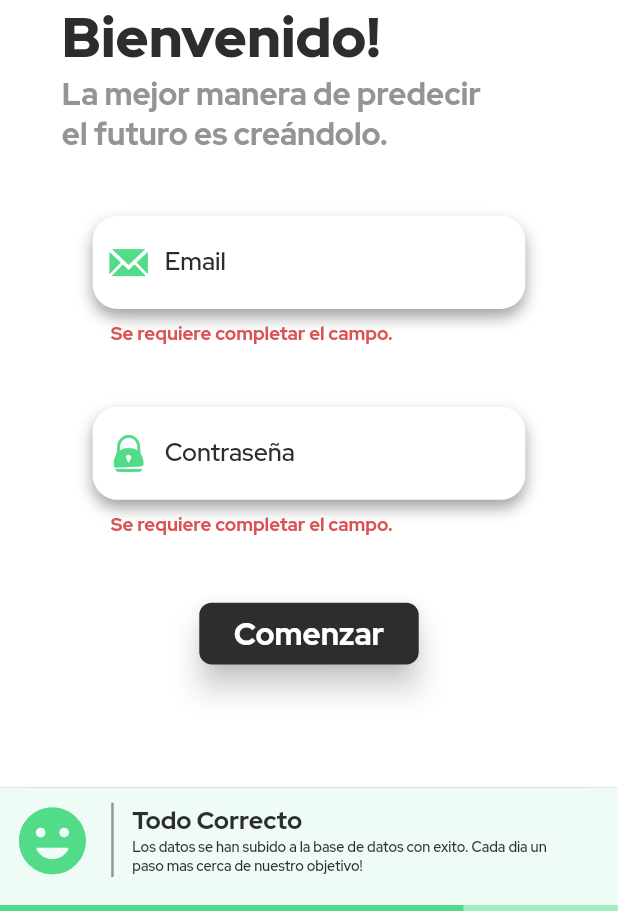
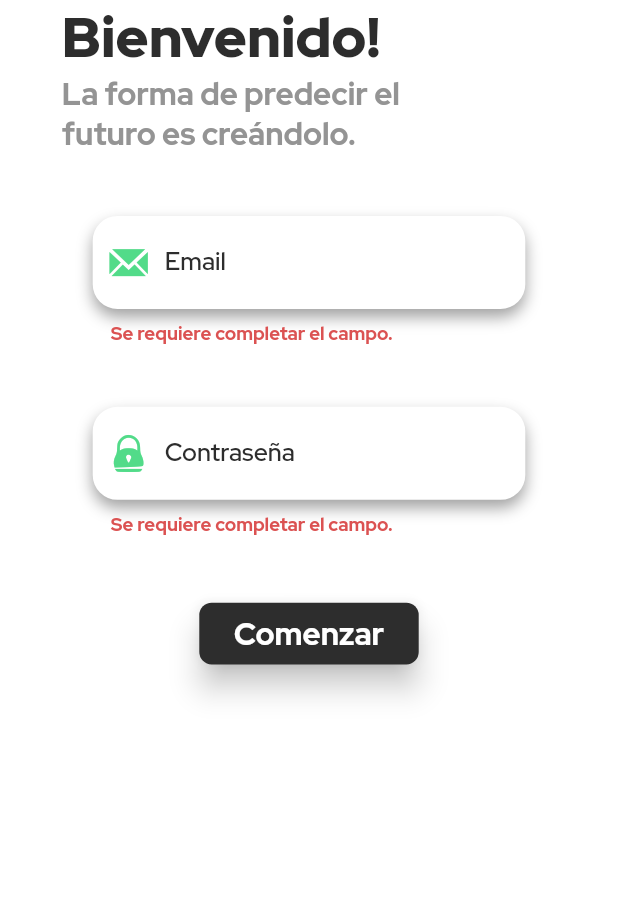
Before and after one commit to VladiPrograma/marvalfit, a Flutter app: the screen it shows after launch, after a tap on "Comenzar", on a phone screen of 412 x 824 dp, the part 325-1236 px from its top. Run offline on Flutter 3.47's test engine with Material 2 defaults, Android fonts, the phone set to English and light mode, and no system bars; our stand-ins replace firebase_auth, firebase_core, sizer; accounts and stored records are empty.

Commit message:
Dialog type and Test Screen

```diff
--- a/lib/config/routes.dart
+++ b/lib/config/routes.dart
@@ -1,7 +1,9 @@
 import 'package:flutter/material.dart';
 
 import '../core/login/login_screen.dart';
+import '../test_marval_components.dart';
 
 final Map<String, WidgetBuilder> routes = {
   LoginScreen.routeName : (context) =>  LoginScreen(),
+  TestComponentScreen.routeName : (context) =>  TestComponentScreen(),
 };
--- /dev/null
+++ b/lib/constants/marval_elevated_button.dart
@@ -0,0 +1,36 @@
+import 'package:flutter/material.dart';
+import 'package:marvalfit/constants/theme.dart';
+import 'package:sizer/sizer.dart';
+
+import 'colors.dart';
+
+
+class MarvalElevatedButton extends StatefulWidget {
+  const MarvalElevatedButton(String this.text,{required this.onPressed, this.backgroundColor, this.textColor, Key? key}) : super(key: key);
+  final Function() onPressed;
+  final MaterialStateProperty<Color>? backgroundColor;
+  final Color? textColor;
+  final String? text;
+  @override
+  State<MarvalElevatedButton> createState() => _MarvalElevatedButtonState();
+}
+
+class _MarvalElevatedButtonState extends State<MarvalElevatedButton> {
+  @override
+  Widget build(BuildContext context) {
+    return ElevatedButton(
+        onPressed: widget.onPressed,
+        style: ButtonStyle(
+            backgroundColor: widget.backgroundColor ?? MaterialStateColor.resolveWith((states){
+              return states.contains(MaterialState.pressed) ? kGreen : kBlack;
+            }),
+            elevation: MaterialStateProperty.all(2.w),
+            shape: MaterialStateProperty.all( RoundedRectangleBorder(borderRadius: BorderRadius.circular(2.w)))
+        ),
+
+        child: Container(
+            padding: EdgeInsets.all(1.71.w),
+            child:  TextH2(widget.text ?? "", color: widget.textColor ?? kWhite))
+    );
+  }
+}
--- a/lib/constants/theme.dart
+++ b/lib/constants/theme.dart
@@ -4,8 +4,8 @@ import '../../constants/string.dart';
 import '../../constants/colors.dart';
 
 
-/// H1 Sizes: 10 //
-/// H2 Sizes: 5 // 3 [ error msg ] //
+/// H1 Sizes: 9 //
+/// H2 Sizes: 4 // 3 [ error msg ] //
 /// P1 Sizes: 4 //
 /// P2 Sizes
 
@@ -52,6 +52,7 @@ class TextP1 extends StatelessWidget {
   Widget build(BuildContext context) {
     return Text(
       text ?? "",
+      textAlign: TextAlign.justify,
       style: TextStyle(
         fontFamily: p1,
         fontSize: size?.w ?? 4.w,
@@ -69,6 +70,7 @@ class TextP2 extends StatelessWidget {
   Widget build(BuildContext context) {
     return Text(
       text ?? "",
+      textAlign: TextAlign.justify,
       style: TextStyle(
         fontFamily: p2,
         fontSize: size?.w,
--- a/lib/core/login/login_screen.dart
+++ b/lib/core/login/login_screen.dart
@@ -2,7 +2,9 @@ import 'dart:io';
 
 import 'package:firebase_auth/firebase_auth.dart';
 import 'package:flutter/material.dart';
+import 'package:marvalfit/constants/marval_elevated_button.dart';
 import 'package:marvalfit/constants/theme.dart';
+import 'package:marvalfit/test_marval_components.dart';
 import 'package:marvalfit/utils/marval_arq.dart';
 import 'package:sizer/sizer.dart';
 
@@ -36,8 +38,8 @@ class LoginScreen extends StatelessWidget {
                       child: const TextH1( "Bienvenido!")),
                   Container(width: 70.w,margin: EdgeInsets.only(right:10.w),
                       child: const TextH2(
-                      'La mejor manera de predecir el futuro es creándolo.',
-                      size: 5, color: kGrey
+                      'La forma de predecir el futuro es creándolo.',
+                      color: kGrey
                   )),
                   SizedBox(height: 5.h,),
                   LoginForm(),
@@ -103,12 +105,10 @@ class _LoginFormState extends State<LoginForm> {
 
         ),
         SizedBox(height: 5.h),
-        ElevatedButton(
-            onPressed: () async{
-              MarvalSnackBar(context, SNACKTYPE.success,
-                  title: "Todo Correcto",
-                  subtitle: "Los datos se han subido a la base de datos con exito. Cada dia un paso mas cerca de nuestro objetivo!");
-              ///@TODO Manage to dont start 2 SnackBars when u press the button twice
+        MarvalElevatedButton(
+            "Comenzar",
+            onPressed:  () async{
+
               // Validate returns true if the form is valid, or false otherwise.
                   if (_formKey.currentState!.validate()) {
                   _formKey.currentState!.save();
@@ -117,22 +117,19 @@ class _LoginFormState extends State<LoginForm> {
                   /// We try to LogIn
                   _loginErrors = await LogIn(_email, _password);
                   _formKey.currentState!.validate();
+                  if(isNull(_loginErrors)&&isNotNull(FirebaseAuth.instance.currentUser)){
+
+                    /** PANTALLA TEST */
+                    Navigator.pushNamed(context, TestComponentScreen.routeName);
+                  }
                   /// @TODO If it works _loginErrors will be null so we can get the user and switch pages
-
+                  MarvalSnackBar(context, SNACKTYPE.success,
+                      title: "Perfecto!",
+                      subtitle: "Los datos se han subido a la base de datos con exito. Cada dia un paso mas cerca de nuestro objetivo!");
+                  ///@TODO Manage to dont start 2 SnackBars when u press the button twice
               }
             },
-            style: ButtonStyle(
-                backgroundColor: MaterialStateColor.resolveWith((states){
-                  return states.contains(MaterialState.pressed) ? kGreen : kBlack;
-                }),
-                elevation: MaterialStateProperty.all(2.w),
-                shape: MaterialStateProperty.all( RoundedRectangleBorder(borderRadius: BorderRadius.circular(2.w)))
-            ),
-
-            child: Container(
-                padding: EdgeInsets.all(1.71.w),
-                child: const TextH2('Comenzar', color: kWhite))
-            ),
+           ),
           SizedBox(height: 5.h,)
       ],
     ));
```
Also changed, not shown: lib/test_marval_components.dart (added, +115 -0 lines).
